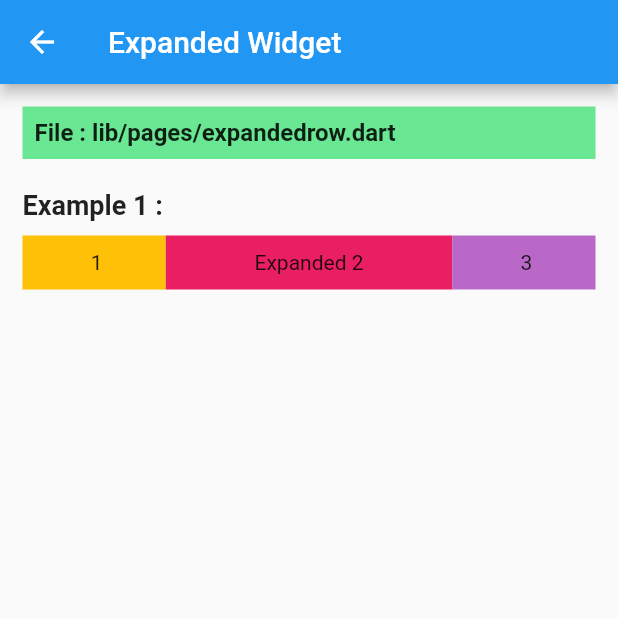
After one commit to yahoo-baba/FlutterWidgets, a Flutter app: the ExpandedPage screen opened directly, after a tap on "Expanded in Row", on a phone screen of 412 x 824 dp, the top half of it. The commit adds this screen. Run offline on Flutter 3.47's test engine with Material 2 defaults, Android fonts, the phone set to English and light mode, and no system bars.

Commit message:
New widget added : align, expanded, placeholder

```diff
--- a/lib/books.dart
+++ b/lib/books.dart
@@ -1,5 +1,6 @@
 import 'package:flutter/material.dart';
 import 'package:flutterwidgets/expansiontilepage.dart';
+import 'package:flutterwidgets/pages/alignpage.dart';
 import 'package:flutterwidgets/pages/appbarwidgetpage.dart';
 import 'package:flutterwidgets/pages/centerwidgetpage.dart';
 import 'package:flutterwidgets/pages/clippathpage.dart';
@@ -8,12 +9,14 @@ import 'package:flutterwidgets/pages/containerwidgetpage.dart';
 import 'package:flutterwidgets/pages/datatablepage.dart';
 import 'package:flutterwidgets/pages/dividerpage.dart';
 import 'package:flutterwidgets/pages/elevatedbuttonpage.dart';
+import 'package:flutterwidgets/pages/expandedpage.dart';
 import 'package:flutterwidgets/pages/iconbuttonpage.dart';
 import 'package:flutterwidgets/pages/iconpage.dart';
 import 'package:flutterwidgets/pages/imagepage.dart';
 import 'package:flutterwidgets/pages/listviewpage.dart';
 import 'package:flutterwidgets/pages/nopagefoundpage.dart';
 import 'package:flutterwidgets/pages/outlinedbuttonpage.dart';
+import 'package:flutterwidgets/pages/placeholderpage.dart';
 import 'package:flutterwidgets/pages/rowpage.dart';
 import 'package:flutterwidgets/pages/sliverappbarpage.dart';
 import 'package:flutterwidgets/pages/tablepage.dart';
@@ -51,17 +54,17 @@ class Book {
 }
 
 const allWidgets = [
-  Book(title: 'ExpansionTile Widget', pageName: ExpansionTilePage()),
   Book(title: 'AppBar Widget', pageName: AppbarWidgetPage()),
   Book(title: 'Text Widget', pageName: TextWidgetPage()),
   Book(title: 'SelectableText Widget', pageName: SelectableTextPage()),
   Book(title: 'Center Widget', pageName: CenterWidgetPage()),
   Book(title: 'Container Widget', pageName: ContainerWidgetPage()),
-  Book(title: 'Align Widget', pageName: NoPageFoundPage()),
+  Book(title: 'Align Widget', pageName: AlignPage()),
   Book(title: 'Drawer Widget', pageName: NoPageFoundPage()),
   Book(title: 'PopupMenuButton Widget', pageName: NoPageFoundPage()),
   Book(title: 'Image Widget', pageName: ImagePage()),
   Book(title: 'Icon Widget', pageName: IconPage()),
+  Book(title: 'Placeholder Widget', pageName: PlaceholderPage()),
   Book(title: 'Image Filter Widget', pageName: NoPageFoundPage()),
   Book(title: 'Column Widget', pageName: ColumnPage()),
   Book(title: 'Row Widget', pageName: RowPage()),
@@ -69,7 +72,7 @@ const allWidgets = [
   Book(title: 'SizedBox Widget', pageName: NoPageFoundPage()),
   Book(title: 'Spacer Widget', pageName: NoPageFoundPage()),
   Book(title: 'Padding Widget', pageName: NoPageFoundPage()),
-  Book(title: 'Expanded Widget', pageName: NoPageFoundPage()),
+  Book(title: 'Expanded Widget', pageName: ExpandedPage()),
   Book(title: 'SliverAppBar Widget', pageName: SliverAppBarPage()),
   Book(title: 'Flex Widget', pageName: NoPageFoundPage()),
   Book(title: 'SingleChildScrollView Widget', pageName: NoPageFoundPage()),
@@ -88,7 +91,7 @@ const allWidgets = [
   Book(title: 'Wrap Widget', pageName: NoPageFoundPage()),
   Book(title: 'Listview Widget', pageName: ListViewPage()),
   Book(title: 'Grid Widget', pageName: NoPageFoundPage()),
-  // Book(title: 'ExpansionTile Widget', pageName: ExpansionTilePage()),
+  Book(title: 'ExpansionTile Widget', pageName: ExpansionTilePage()),
   Book(title: 'ClipPath Widget', pageName: ClipPathPage()),
   Book(title: 'TabBar Widget', pageName: NoPageFoundPage()),
   Book(title: 'ButtonBar Widget', pageName: NoPageFoundPage()),
--- /dev/null
+++ b/lib/pages/expandedpage.dart
@@ -0,0 +1,32 @@
+import 'package:flutter/material.dart';
+import 'package:flutterwidgets/pages/inner-pages/expanded/expandedcolumn.dart';
+import 'package:flutterwidgets/pages/inner-pages/expanded/expandedrow.dart';
+import 'package:flutterwidgets/pages/styling/filepath.dart';
+import 'package:flutterwidgets/pages/styling/innerbutton.dart';
+
+class ExpandedPage extends StatelessWidget {
+  const ExpandedPage({super.key});
+
+  @override
+  Widget build(BuildContext context) {
+    return Scaffold(
+      appBar: AppBar(
+        title: const Text('Expanded Widget'),
+      ),
+      body: Container(
+        padding: const EdgeInsets.all(15),
+        child: const SingleChildScrollView(
+          child: Column(
+            crossAxisAlignment: CrossAxisAlignment.start,
+            children: <Widget>[
+              filepath(fullpath: 'lib/pages/inner-pages/expanded/'),
+              SizedBox(height: 20),
+              innerbutton(title :'Expanded in Column',pageName :ExpandedColumnPage()),
+              innerbutton(title :'Expanded in Row',pageName :ExpandedRowPage(), darkShade: true),
+            ],
+          ),
+        ),
+      ),
+    );
+  }
+}
--- /dev/null
+++ b/lib/pages/inner-pages/expanded/expandedcolumn.dart
@@ -0,0 +1,53 @@
+import 'package:flutter/material.dart';
+import 'package:flutterwidgets/pages/styling/filepath.dart';
+import 'package:flutterwidgets/pages/styling/subheading.dart';
+
+class ExpandedColumnPage extends StatelessWidget {
+  const ExpandedColumnPage({super.key});
+
+  @override
+  Widget build(BuildContext context) {
+    return Scaffold(
+      appBar: AppBar(
+        title: const Text('Expanded Widget'),
+      ),
+      body: Container(
+        padding: const EdgeInsets.all(15),
+        child:  Column(
+          crossAxisAlignment: CrossAxisAlignment.start,
+          children: <Widget>[
+            filepath(fullpath: 'lib/pages/expandedcolumn.dart'),
+            Expanded(
+              flex: 4,
+              child: Container(
+                color: Colors.amber,
+                alignment: Alignment.center,
+                padding: EdgeInsets.all(10),
+                child: Text('Expanded 1'),
+              )
+            ),
+            Expanded(
+              flex: 2,
+              child: Container(
+                color: Colors.pink,
+                alignment: Alignment.center,
+                padding: EdgeInsets.all(10),
+                child: Text('Expanded 2'),
+              )
+            ),
+            Expanded(
+              flex: 1,
+              child: Container(
+                color: Colors.purple[300],
+                alignment: Alignment.center,
+                padding: EdgeInsets.all(10),
+                child: Text('Expanded 3'),
+              )
+            )
+
+          ],
+        ),
+      ),
+    );
+  }
+}
--- /dev/null
+++ b/lib/pages/inner-pages/expanded/expandedrow.dart
@@ -0,0 +1,57 @@
+import 'package:flutter/material.dart';
+import 'package:flutterwidgets/pages/styling/filepath.dart';
+import 'package:flutterwidgets/pages/styling/subheading.dart';
+
+class ExpandedRowPage extends StatelessWidget {
+  const ExpandedRowPage({super.key});
+
+  @override
+  Widget build(BuildContext context) {
+    return Scaffold(
+      appBar: AppBar(
+        title: const Text('Expanded Widget'),
+      ),
+      body: Container(
+        padding: const EdgeInsets.all(15),
+        child:  Column(
+          crossAxisAlignment: CrossAxisAlignment.start,
+          children: <Widget>[
+            filepath(fullpath: 'lib/pages/expandedrow.dart'),
+            subheading(heading: 'Example 1 : '),
+            Row(
+              children: [
+                Expanded(
+              flex: 1,
+              child: Container(
+                color: Colors.amber,
+                alignment: Alignment.center,
+                padding: EdgeInsets.all(10),
+                child: Text(' 1'),
+              )
+            ),
+            Expanded(
+              flex: 2,
+              child: Container(
+                color: Colors.pink,
+                alignment: Alignment.center,
+                padding: EdgeInsets.all(10),
+                child: Text('Expanded 2'),
+              )
+            ),
+            Expanded(
+              flex: 1,
+              child: Container(
+                color: Colors.purple[300],
+                alignment: Alignment.center,
+                padding: EdgeInsets.all(10),
+                child: Text(' 3'),
+              )
+            )
+              ],
+            )
+          ],
+        ),
+      ),
+    );
+  }
+}
--- /dev/null
+++ b/lib/pages/placeholderpage.dart
@@ -0,0 +1,39 @@
+import 'package:flutter/material.dart';
+import 'package:flutterwidgets/pages/styling/filepath.dart';
+import 'package:flutterwidgets/pages/styling/subheading.dart';
+
+class PlaceholderPage extends StatelessWidget {
+  const PlaceholderPage({super.key});
+
+  @override
+  Widget build(BuildContext context) {
+    return Scaffold(
+      appBar: AppBar(
+        title: const Text('Placeholder Widget'),
+      ),
+      body: Container(
+        padding: const EdgeInsets.all(15),
+        child:  Column(
+          crossAxisAlignment: CrossAxisAlignment.start,
+          children: <Widget>[
+            filepath(fullpath: 'lib/pages/placeholderpage.dart'),
+            subheading(heading: 'Example 1 : '),
+            Placeholder(
+              fallbackHeight: 100,
+              fallbackWidth: 50,
+            ),
+            subheading(heading: 'Example 2 : Placeholder with Color & StrokeWidth'),
+            Container(
+              width: 150,
+              height: 150,
+              child: Placeholder(
+                color: Colors.blue,
+                strokeWidth: 5,
+              ),
+            )
+          ],
+        ),
+      ),
+    );
+  }
+}
```
Also changed, not shown: lib/pages/alignpage.dart (added, +25 -0 lines).
